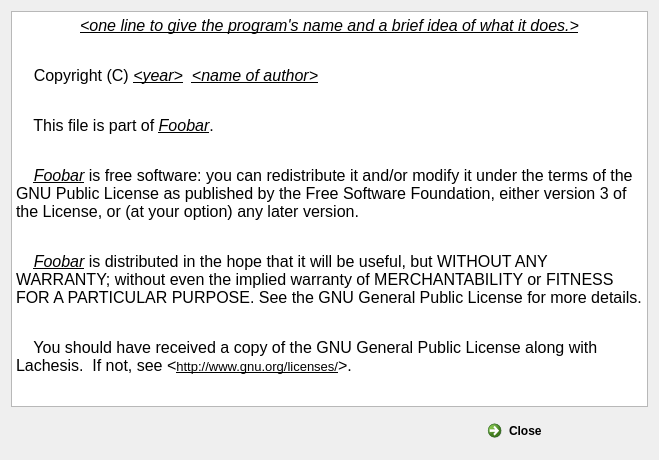
The window that src/designer/views/aboutview/AboutView.ui (igemsoftware/USTC-Software_2011) describes before a commit, drawn with Qt 5.
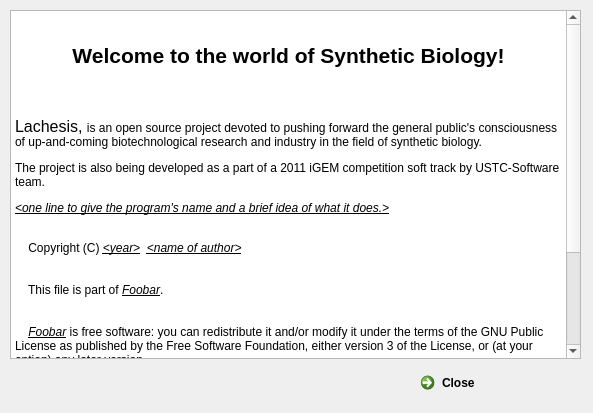
The same window after the commit.

Diff of the .ui file:
```diff
--- a/src/designer/views/aboutview/AboutView.ui
+++ b/src/designer/views/aboutview/AboutView.ui
@@ -6,15 +6,22 @@
    <rect>
     <x>0</x>
     <y>0</y>
-    <width>659</width>
-    <height>460</height>
+    <width>593</width>
+    <height>413</height>
    </rect>
   </property>
   <property name="windowTitle">
    <string>Form</string>
   </property>
-  <layout class="QGridLayout" name="gridLayout">
-   <item row="0" column="0">
+  <widget class="QWidget" name="layoutWidget">
+   <property name="geometry">
+    <rect>
+     <x>10</x>
+     <y>10</y>
+     <width>571</width>
+     <height>391</height>
+    </rect>
+   </property>
     <layout class="QVBoxLayout" name="verticalLayout">
      <item>
       <widget class="QTextBrowser" name="textBrowser">
@@ -22,18 +29,23 @@
         <string>&lt;!DOCTYPE HTML PUBLIC &quot;-//W3C//DTD HTML 4.0//EN&quot; &quot;http://www.w3.org/TR/REC-html40/strict.dtd&quot;&gt;
 &lt;html&gt;&lt;head&gt;&lt;meta name=&quot;qrichtext&quot; content=&quot;1&quot; /&gt;&lt;style type=&quot;text/css&quot;&gt;
 p, li { white-space: pre-wrap; }
-&lt;/style&gt;&lt;/head&gt;&lt;body style=&quot; font-family:'MS Shell Dlg 2'; font-size:8.25pt; font-weight:400; font-style:normal;&quot;&gt;
-&lt;p align=&quot;center&quot; style=&quot; margin-top:0px; margin-bottom:0px; margin-left:0px; margin-right:0px; -qt-block-indent:0; text-indent:0px;&quot;&gt;&lt;span style=&quot; font-family:'arial,sans-serif'; font-size:12pt; font-style:italic; text-decoration: underline; color:#000000;&quot;&gt;&amp;lt;one line to give the program's name and a brief idea of what it does.&amp;gt;&lt;/span&gt;&lt;/p&gt;
-&lt;p style=&quot; margin-top:0px; margin-bottom:0px; margin-left:0px; margin-right:0px; -qt-block-indent:0; text-indent:0px;&quot;&gt;&lt;span style=&quot; font-family:'arial,sans-serif'; font-size:12pt; color:#000000;&quot;&gt;&lt;br /&gt;&lt;/span&gt;&lt;/p&gt;
-&lt;p style=&quot; margin-top:0px; margin-bottom:0px; margin-left:0px; margin-right:0px; -qt-block-indent:0; text-indent:0px;&quot;&gt;&lt;span style=&quot; font-family:'arial,sans-serif'; font-size:12pt; color:#000000;&quot;&gt;    Copyright (C) &lt;/span&gt;&lt;span style=&quot; font-family:'arial,sans-serif'; font-size:12pt; font-style:italic; text-decoration: underline; color:#000000;&quot;&gt;&amp;lt;year&amp;gt;&lt;/span&gt;&lt;span style=&quot; font-family:'arial,sans-serif'; font-size:12pt; color:#000000;&quot;&gt;  &lt;/span&gt;&lt;span style=&quot; font-family:'arial,sans-serif'; font-size:12pt; font-style:italic; text-decoration: underline; color:#000000;&quot;&gt;&amp;lt;name of author&amp;gt;&lt;/span&gt;&lt;/p&gt;
-&lt;p style=&quot; margin-top:0px; margin-bottom:0px; margin-left:0px; margin-right:0px; -qt-block-indent:0; text-indent:0px;&quot;&gt;&lt;span style=&quot; font-family:'arial,sans-serif'; font-size:12pt; color:#000000;&quot;&gt;&lt;br /&gt;&lt;/span&gt;&lt;/p&gt;
-&lt;p style=&quot; margin-top:0px; margin-bottom:0px; margin-left:0px; margin-right:0px; -qt-block-indent:0; text-indent:0px;&quot;&gt;&lt;span style=&quot; font-family:'arial,sans-serif'; font-size:12pt; color:#000000;&quot;&gt;    This file is part of &lt;/span&gt;&lt;span style=&quot; font-family:'arial,sans-serif'; font-size:12pt; font-style:italic; text-decoration: underline; color:#000000;&quot;&gt;Foobar&lt;/span&gt;&lt;span style=&quot; font-family:'arial,sans-serif'; font-size:12pt; color:#000000;&quot;&gt;.&lt;/span&gt;&lt;/p&gt;
-&lt;p style=&quot; margin-top:0px; margin-bottom:0px; margin-left:0px; margin-right:0px; -qt-block-indent:0; text-indent:0px;&quot;&gt;&lt;span style=&quot; font-family:'arial,sans-serif'; font-size:12pt; color:#000000;&quot;&gt;&lt;br /&gt;&lt;/span&gt;&lt;/p&gt;
-&lt;p style=&quot; margin-top:0px; margin-bottom:0px; margin-left:0px; margin-right:0px; -qt-block-indent:0; text-indent:0px;&quot;&gt;&lt;span style=&quot; font-family:'arial,sans-serif'; font-size:12pt; color:#000000;&quot;&gt;    &lt;/span&gt;&lt;span style=&quot; font-family:'arial,sans-serif'; font-size:12pt; font-style:italic; text-decoration: underline; color:#000000;&quot;&gt;Foobar&lt;/span&gt;&lt;span style=&quot; font-family:'arial,sans-serif'; font-size:12pt; color:#000000;&quot;&gt; is free software: you can redistribute it and/or modify it under the terms of the GNU Public License as published by the Free Software Foundation, either version 3 of the License, or (at your option) any later version.&lt;/span&gt;&lt;/p&gt;
-&lt;p style=&quot; margin-top:0px; margin-bottom:0px; margin-left:0px; margin-right:0px; -qt-block-indent:0; text-indent:0px;&quot;&gt;&lt;span style=&quot; font-family:'arial,sans-serif'; font-size:12pt; color:#000000;&quot;&gt;&lt;br /&gt;&lt;/span&gt;&lt;/p&gt;
-&lt;p style=&quot; margin-top:0px; margin-bottom:0px; margin-left:0px; margin-right:0px; -qt-block-indent:0; text-indent:0px;&quot;&gt;&lt;span style=&quot; font-family:'arial,sans-serif'; font-size:12pt; color:#000000;&quot;&gt;    &lt;/span&gt;&lt;span style=&quot; font-family:'arial,sans-serif'; font-size:12pt; font-style:italic; text-decoration: underline; color:#000000;&quot;&gt;Foobar&lt;/span&gt;&lt;span style=&quot; font-family:'arial,sans-serif'; font-size:12pt; color:#000000;&quot;&gt; is distributed in the hope that it will be useful, but WITHOUT ANY WARRANTY; without even the implied warranty of MERCHANTABILITY or FITNESS FOR A PARTICULAR PURPOSE. See the GNU General Public License for more details.&lt;/span&gt;&lt;/p&gt;
-&lt;p style=&quot; margin-top:0px; margin-bottom:0px; margin-left:0px; margin-right:0px; -qt-block-indent:0; text-indent:0px;&quot;&gt;&lt;span style=&quot; font-family:'arial,sans-serif'; font-size:12pt; color:#000000;&quot;&gt;&lt;br /&gt;&lt;/span&gt;&lt;/p&gt;
-&lt;p style=&quot; margin-top:0px; margin-bottom:0px; margin-left:0px; margin-right:0px; -qt-block-indent:0; text-indent:0px;&quot;&gt;&lt;span style=&quot; font-family:'arial,sans-serif'; font-size:12pt; color:#000000;&quot;&gt;    You should have received a copy of the GNU General Public License along with Lachesis.  If not, see &amp;lt;&lt;/span&gt;&lt;a href=&quot;http://www.gnu.org/licenses/&quot;&gt;&lt;span style=&quot; font-family:'SimSun'; font-size:10pt; text-decoration: underline; color:#000000;&quot;&gt;http://www.gnu.org/licenses/&lt;/span&gt;&lt;/a&gt;&lt;span style=&quot; font-family:'arial,sans-serif'; font-size:12pt; color:#000000;&quot;&gt;&amp;gt;.&lt;/span&gt;&lt;/p&gt;&lt;/body&gt;&lt;/html&gt;</string>
+&lt;/style&gt;&lt;/head&gt;&lt;body style=&quot; font-family:'SimSun'; font-size:9pt; font-weight:400; font-style:normal;&quot;&gt;
+&lt;p align=&quot;center&quot; style=&quot;-qt-paragraph-type:empty; margin-top:14px; margin-bottom:12px; margin-left:0px; margin-right:0px; -qt-block-indent:0; text-indent:0px;&quot;&gt;&lt;/p&gt;
+&lt;p align=&quot;center&quot; style=&quot; margin-top:14px; margin-bottom:12px; margin-left:0px; margin-right:0px; -qt-block-indent:0; text-indent:0px;&quot;&gt;&lt;span style=&quot; font-family:'Arial,sans-serif'; font-size:16pt; font-weight:600; color:#000000;&quot;&gt;Welcome to the world of Synthetic Biology!&lt;/span&gt;&lt;/p&gt;
+&lt;p align=&quot;center&quot; style=&quot;-qt-paragraph-type:empty; margin-top:0px; margin-bottom:0px; margin-left:0px; margin-right:0px; -qt-block-indent:0; text-indent:0px; font-family:'arial,sans-serif'; font-size:12pt; font-style:italic; text-decoration: underline; color:#000000;&quot;&gt;&lt;/p&gt;
+&lt;p style=&quot; margin-top:0px; margin-bottom:0px; margin-left:0px; margin-right:0px; -qt-block-indent:0; text-indent:0px;&quot;&gt;&lt;span style=&quot; font-family:'arial,sans-serif'; font-size:12pt; color:#000000;&quot;&gt;&lt;br /&gt;Lachesis, &lt;/span&gt;&lt;span style=&quot; font-family:'Arial,sans-serif'; color:#000000; background-color:#ffffff;&quot;&gt;is an open source project devoted to pushing forward the general public's consciousness of up-and-coming biotechnological research and industry in the field of synthetic biology.&lt;/span&gt;&lt;/p&gt;
+&lt;p style=&quot; margin-top:12px; margin-bottom:12px; margin-left:0px; margin-right:0px; -qt-block-indent:0; text-indent:0px;&quot;&gt;&lt;span style=&quot; font-family:'Arial,sans-serif'; color:#000000;&quot;&gt;The project is also being developed as a part of a 2011 iGEM competition soft track by USTC-Software team.&lt;/span&gt;&lt;/p&gt;
+&lt;p style=&quot; margin-top:12px; margin-bottom:12px; margin-left:0px; margin-right:0px; -qt-block-indent:0; text-indent:0px;&quot;&gt;&lt;span style=&quot; font-family:'arial,sans-serif'; font-style:italic; text-decoration: underline; color:#000000;&quot;&gt;&amp;lt;one line to give the program's name and a brief idea of what it does.&amp;gt;&lt;/span&gt;&lt;/p&gt;
+&lt;p style=&quot;-qt-paragraph-type:empty; margin-top:0px; margin-bottom:0px; margin-left:0px; margin-right:0px; -qt-block-indent:0; text-indent:0px; font-family:'arial,sans-serif'; color:#000000;&quot;&gt;&lt;/p&gt;
+&lt;p style=&quot; margin-top:0px; margin-bottom:0px; margin-left:0px; margin-right:0px; -qt-block-indent:0; text-indent:0px;&quot;&gt;&lt;span style=&quot; font-family:'arial,sans-serif'; color:#000000;&quot;&gt;    Copyright (C) &lt;/span&gt;&lt;span style=&quot; font-family:'arial,sans-serif'; font-style:italic; text-decoration: underline; color:#000000;&quot;&gt;&amp;lt;year&amp;gt;&lt;/span&gt;&lt;span style=&quot; font-family:'arial,sans-serif'; color:#000000;&quot;&gt;  &lt;/span&gt;&lt;span style=&quot; font-family:'arial,sans-serif'; font-style:italic; text-decoration: underline; color:#000000;&quot;&gt;&amp;lt;name of author&amp;gt;&lt;/span&gt;&lt;/p&gt;
+&lt;p style=&quot; margin-top:0px; margin-bottom:0px; margin-left:0px; margin-right:0px; -qt-block-indent:0; text-indent:0px;&quot;&gt;&lt;span style=&quot; font-family:'arial,sans-serif'; color:#000000;&quot;&gt;&lt;br /&gt;&lt;/span&gt;&lt;/p&gt;
+&lt;p style=&quot; margin-top:0px; margin-bottom:0px; margin-left:0px; margin-right:0px; -qt-block-indent:0; text-indent:0px;&quot;&gt;&lt;span style=&quot; font-family:'arial,sans-serif'; color:#000000;&quot;&gt;    This file is part of &lt;/span&gt;&lt;span style=&quot; font-family:'arial,sans-serif'; font-style:italic; text-decoration: underline; color:#000000;&quot;&gt;Foobar&lt;/span&gt;&lt;span style=&quot; font-family:'arial,sans-serif'; color:#000000;&quot;&gt;.&lt;/span&gt;&lt;/p&gt;
+&lt;p style=&quot; margin-top:0px; margin-bottom:0px; margin-left:0px; margin-right:0px; -qt-block-indent:0; text-indent:0px;&quot;&gt;&lt;span style=&quot; font-family:'arial,sans-serif'; color:#000000;&quot;&gt;&lt;br /&gt;&lt;/span&gt;&lt;/p&gt;
+&lt;p style=&quot; margin-top:0px; margin-bottom:0px; margin-left:0px; margin-right:0px; -qt-block-indent:0; text-indent:0px;&quot;&gt;&lt;span style=&quot; font-family:'arial,sans-serif'; color:#000000;&quot;&gt;    &lt;/span&gt;&lt;span style=&quot; font-family:'arial,sans-serif'; font-style:italic; text-decoration: underline; color:#000000;&quot;&gt;Foobar&lt;/span&gt;&lt;span style=&quot; font-family:'arial,sans-serif'; color:#000000;&quot;&gt; is free software: you can redistribute it and/or modify it under the terms of the GNU Public License as published by the Free Software Foundation, either version 3 of the License, or (at your option) any later version.&lt;/span&gt;&lt;/p&gt;
+&lt;p style=&quot; margin-top:0px; margin-bottom:0px; margin-left:0px; margin-right:0px; -qt-block-indent:0; text-indent:0px;&quot;&gt;&lt;span style=&quot; font-family:'arial,sans-serif'; color:#000000;&quot;&gt;&lt;br /&gt;&lt;/span&gt;&lt;/p&gt;
+&lt;p style=&quot; margin-top:0px; margin-bottom:0px; margin-left:0px; margin-right:0px; -qt-block-indent:0; text-indent:0px;&quot;&gt;&lt;span style=&quot; font-family:'arial,sans-serif'; color:#000000;&quot;&gt;    &lt;/span&gt;&lt;span style=&quot; font-family:'arial,sans-serif'; font-style:italic; text-decoration: underline; color:#000000;&quot;&gt;Foobar&lt;/span&gt;&lt;span style=&quot; font-family:'arial,sans-serif'; color:#000000;&quot;&gt; is distributed in the hope that it will be useful, but WITHOUT ANY WARRANTY; without even the implied warranty of MERCHANTABILITY or FITNESS FOR A PARTICULAR PURPOSE. See the GNU General Public License for more details.&lt;/span&gt;&lt;/p&gt;
+&lt;p style=&quot; margin-top:0px; margin-bottom:0px; margin-left:0px; margin-right:0px; -qt-block-indent:0; text-indent:0px;&quot;&gt;&lt;span style=&quot; font-family:'arial,sans-serif'; color:#000000;&quot;&gt;&lt;br /&gt;&lt;/span&gt;&lt;/p&gt;
+&lt;p style=&quot; margin-top:0px; margin-bottom:0px; margin-left:0px; margin-right:0px; -qt-block-indent:0; text-indent:0px;&quot;&gt;&lt;span style=&quot; font-family:'arial,sans-serif'; color:#000000;&quot;&gt;    You should have received a copy of the GNU General Public License along with Lachesis.  If not, see &amp;lt;&lt;/span&gt;&lt;a href=&quot;http://www.gnu.org/licenses/&quot;&gt;&lt;span style=&quot; text-decoration: underline; color:#000000;&quot;&gt;http://www.gnu.org/licenses/&lt;/span&gt;&lt;/a&gt;&lt;span style=&quot; font-family:'arial,sans-serif'; color:#000000;&quot;&gt;&amp;gt;.&lt;/span&gt;&lt;/p&gt;&lt;/body&gt;&lt;/html&gt;</string>
        </property>
       </widget>
      </item>
@@ -62,8 +74,7 @@
       </layout>
      </item>
     </layout>
-   </item>
-  </layout>
+  </widget>
  </widget>
  <resources/>
  <connections/>
```
Lines whose indentation alone changed are shown as unchanged.
